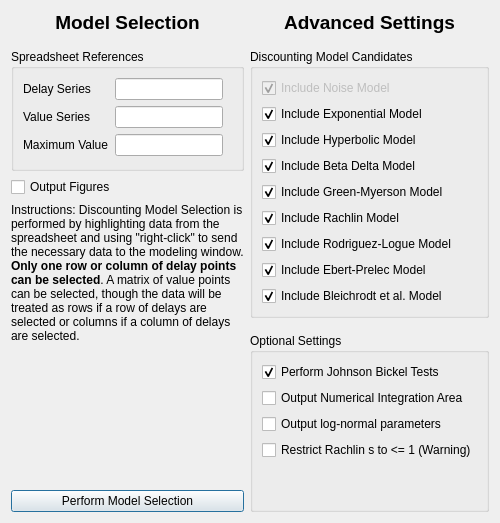
First picture: the form in discountingmodelselectioned50dialog.ui, repository miyamot0/ModelSelectorQt, before the edit.
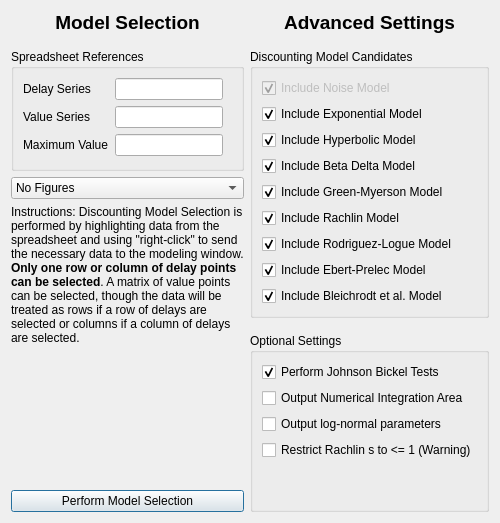
Second picture: the form after the edit.

What changed in the file:
```diff
--- a/discountingmodelselectioned50dialog.ui
+++ b/discountingmodelselectioned50dialog.ui
@@ -143,19 +143,25 @@
         </widget>
        </item>
        <item>
-        <widget class="QCheckBox" name="displayPlotFigures">
-         <property name="enabled">
-          <bool>true</bool>
+        <widget class="QComboBox" name="comboBoxFigures">
+         <property name="currentIndex">
+          <number>0</number>
          </property>
-         <property name="sizePolicy">
-          <sizepolicy hsizetype="Minimum" vsizetype="Preferred">
-           <horstretch>0</horstretch>
-           <verstretch>0</verstretch>
-          </sizepolicy>
-         </property>
-         <property name="text">
-          <string>Output Figures</string>
-         </property>
+         <item>
+          <property name="text">
+           <string>No Figures</string>
+          </property>
+         </item>
+         <item>
+          <property name="text">
+           <string>ED50 Output</string>
+          </property>
+         </item>
+         <item>
+          <property name="text">
+           <string>Area Output (log10)</string>
+          </property>
+         </item>
         </widget>
        </item>
        <item>
```
